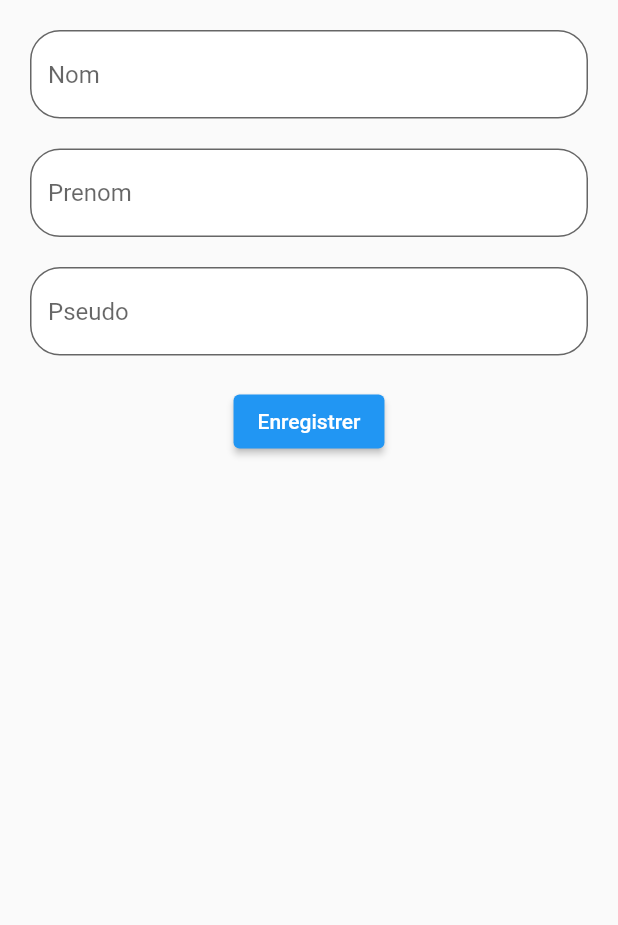
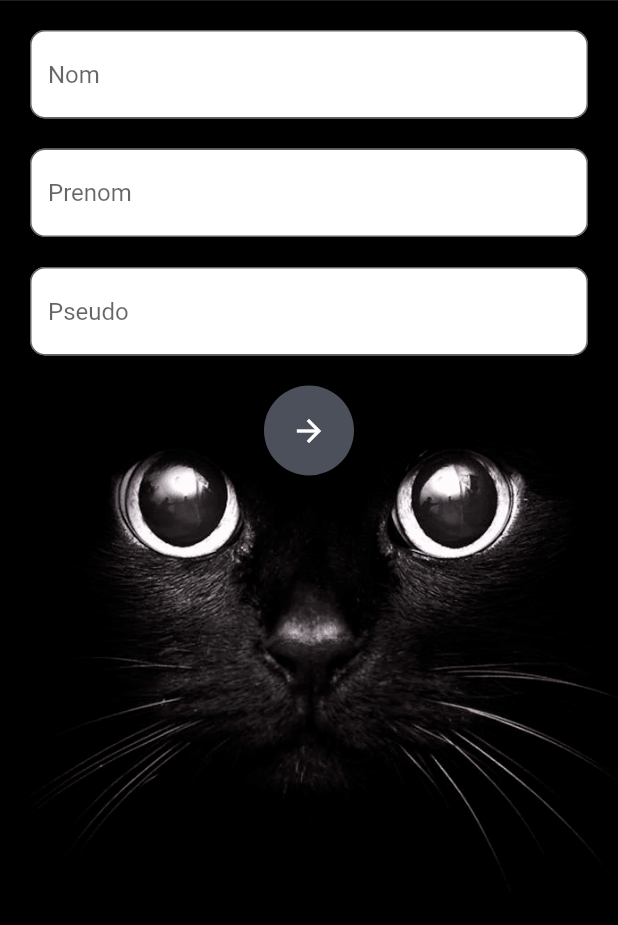
Before and after one commit to Respoun/miaou, a Flutter app: the informationUser screen opened directly, on a phone screen of 412 x 824 dp. Shown: the top 925 px of the screen. Run offline on Flutter 3.47's test engine with Material 2 defaults, Android fonts, the phone set to English and light mode, and no system bars; our stand-ins replace cloud_firestore, firebase_auth, firebase_core, firebase_storage, geolocator, google_maps_flutter and 1 more; accounts and stored records are empty.

Commit message:
info page ui

```diff
--- a/miaou/lib/informationUser.dart
+++ b/miaou/lib/informationUser.dart
@@ -63,6 +63,10 @@ class informationUserState extends State<informationUser>{
 
   Widget bodyPage(){
     return Container(
+      decoration: BoxDecoration(
+        image: DecorationImage(
+            image: AssetImage('assets/background_cat.png'), fit: BoxFit.cover),
+      ),
       padding: EdgeInsets.all(20),
       child: Column(
 
@@ -76,8 +80,10 @@ class informationUserState extends State<informationUser>{
             },
             decoration: InputDecoration(
                 border: OutlineInputBorder(
-                  borderRadius: BorderRadius.circular(20),
-
+                  borderRadius: BorderRadius.circular(10),
+                  borderSide: BorderSide(
+                    color: Colors.white,
+                  ),
                 ),
                 fillColor: Colors.white,
                 filled: true,
@@ -95,8 +101,10 @@ class informationUserState extends State<informationUser>{
             },
             decoration: InputDecoration(
                 border: OutlineInputBorder(
-                  borderRadius: BorderRadius.circular(20),
-
+                  borderRadius: BorderRadius.circular(10),
+                  borderSide: BorderSide(
+                    color: Colors.white,
+                  ),
                 ),
                 fillColor: Colors.white,
                 filled: true,
@@ -114,8 +122,10 @@ class informationUserState extends State<informationUser>{
             },
             decoration: InputDecoration(
                 border: OutlineInputBorder(
-                  borderRadius: BorderRadius.circular(20),
-
+                  borderRadius: BorderRadius.circular(10),
+                  borderSide: BorderSide(
+                    color: Colors.white,
+                  ),
                 ),
                 fillColor: Colors.white,
                 filled: true,
@@ -125,7 +135,11 @@ class informationUserState extends State<informationUser>{
           ),
           //adresse
           SizedBox(height: 20,),
-          ElevatedButton(
+          CircleAvatar(
+            radius: 30,
+            backgroundColor: Color(0xff4c505b),
+            child: IconButton(
+                color: Colors.white,
                 onPressed: () async {
                   Position position = await _getGeoLocationPosition();
 
@@ -146,8 +160,10 @@ class informationUserState extends State<informationUser>{
                   ));
 
                 },
-              child: Text('Enregistrer')
-          ),
+                icon: Icon(
+                  Icons.arrow_forward,
+                )),
+          )
         ],
       ),
     );
```
Also changed, not shown: miaou/assets/chat.jpg (added). Lines whose indentation alone changed are shown as unchanged.
